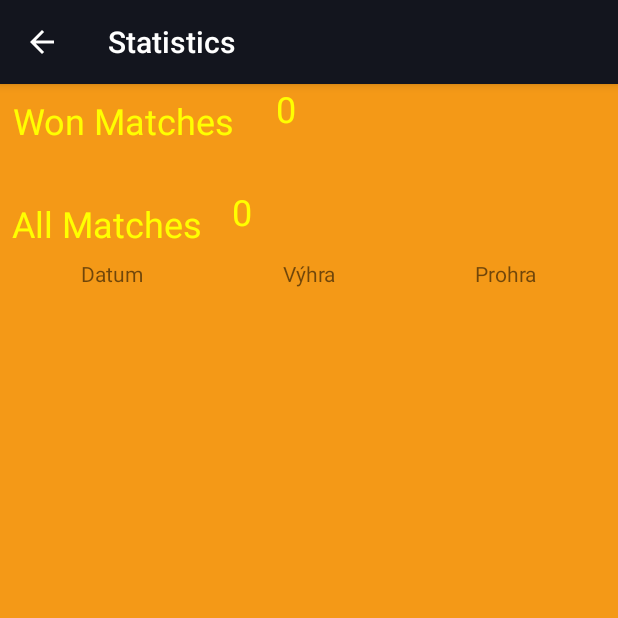
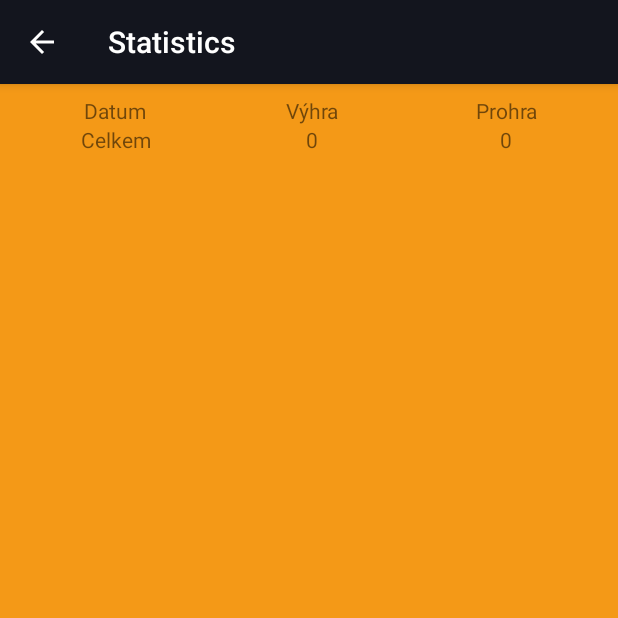
Before and after one commit to Spongebob971/TAMZ, an Android app: the Statistics screen opened directly, with no data from a screen before it, on a phone screen of 412 x 824 dp, the top half of it. Run offline under Robolectric (Android 15) with nearby library versions, the light colour scheme and no system bars.

Commit message:
StatisticsUpdate
change complete view and storage of values

```diff
--- a/app/src/main/java/com/example/janpy/chess/MenuActivities/Statistics.java
+++ b/app/src/main/java/com/example/janpy/chess/MenuActivities/Statistics.java
@@ -3,16 +3,25 @@ package com.example.janpy.chess.MenuActivities;
 import android.app.Activity;
 import android.content.Context;
 import android.content.SharedPreferences;
+import android.net.ParseException;
 import android.preference.PreferenceManager;
 import android.support.v7.app.AppCompatActivity;
 import android.os.Bundle;
 import android.util.Log;
+import android.view.Gravity;
 import android.widget.EditText;
+import android.widget.TableLayout;
+import android.widget.TableRow;
 import android.widget.TextView;
 
+import com.example.janpy.chess.Game;
 import com.example.janpy.chess.R;
 
 import org.w3c.dom.Text;
+
+import java.text.SimpleDateFormat;
+import java.util.Calendar;
+import java.util.Date;
 
 public class Statistics extends AppCompatActivity {
 
@@ -21,16 +30,67 @@ public class Statistics extends AppCompatActivity {
         super.onCreate(savedInstanceState);
         setContentView(R.layout.activity_statistics);
 
+
+        sharedPreferencesHandler();
+
+    }
+
+    private void sharedPreferencesHandler(){
+        TableLayout  tl = (TableLayout)findViewById(R.id.tableLayout);
         SharedPreferences sharedPref = getSharedPreferences("userInfo", Context.MODE_PRIVATE);
+
+        int size = sharedPref.getInt("sizeOfTableGame", 0);
+        Date myDate;
+        int win;
+        int lose;
+        SimpleDateFormat format = new SimpleDateFormat("dd/MM/yyyy");
+        for(int i=0;i<size;i++)
+        {
+            TableRow tr = new TableRow(this);
+            TextView textViewDate = new TextView(this);
+            TextView textViewWin = new TextView(this);
+            TextView textViewLose = new TextView(this);
+
+            textViewDate.setGravity(Gravity.CENTER);
+            textViewLose.setGravity(Gravity.CENTER);
+            textViewWin.setGravity(Gravity.CENTER);
+
+            myDate = new Date(sharedPref.getLong( "Date_" + i, 0));
+            win = sharedPref.getInt("Win_" + i, 0);
+            lose = sharedPref.getInt("Lose_" + i, 0);
+            try {
+                textViewDate.setText(format.format(myDate));
+            } catch (ParseException e) {
+                e.printStackTrace();
+            }
+            textViewWin.setText("" + win);
+            textViewLose.setText("" + lose);
+
+            tr.addView(textViewDate);
+            tr.addView(textViewWin);
+            tr.addView(textViewLose);
+            tl.addView(tr);
+        }
+
+        TableRow tr = new TableRow(this);
+        TextView textViewDate = new TextView(this);
+        TextView textViewWin = new TextView(this);
+        TextView textViewLose = new TextView(this);
+
+        textViewDate.setGravity(Gravity.CENTER);
+        textViewLose.setGravity(Gravity.CENTER);
+        textViewWin.setGravity(Gravity.CENTER);
 
         int amountOfGames = sharedPref.getInt("amountOfGames", 0);
         int amountOfWinGames = sharedPref.getInt("amountOfWinGames", 0);
 
-        TextView editTextAllGames = findViewById(R.id.textView22);
-        editTextAllGames.setText("" + amountOfGames);
+        textViewDate.setText("Celkem");
+        textViewWin.setText("" + amountOfWinGames);
+        textViewLose.setText("" + (amountOfGames - amountOfWinGames));
 
-        TextView editTextWinGames = findViewById(R.id.textView21);
-        editTextWinGames.setText("" + amountOfWinGames);
-
+        tr.addView(textViewDate);
+        tr.addView(textViewWin);
+        tr.addView(textViewLose);
+        tl.addView(tr);
     }
 }
--- a/app/src/main/res/layout/activity_statistics.xml
+++ b/app/src/main/res/layout/activity_statistics.xml
@@ -11,74 +11,23 @@
     tools:layout_editor_absoluteY="81dp">
 
 
-    <TextView
-        android:id="@+id/textView19"
-        android:layout_width="wrap_content"
-        android:layout_height="wrap_content"
-        android:layout_marginStart="8dp"
-        android:layout_marginTop="36dp"
-        android:text="All Matches"
-        android:textColor="@color/myColor"
-        android:textSize="24dp"
-        app:layout_constraintStart_toStartOf="parent"
-        app:layout_constraintTop_toBottomOf="@+id/textView20" />
-
-    <TextView
-        android:id="@+id/textView20"
-        android:layout_width="wrap_content"
-        android:layout_height="wrap_content"
-        android:layout_marginStart="8dp"
-        android:gravity="center"
-        android:layout_marginTop="8dp"
-        android:layout_marginBottom="76dp"
-        android:text="Won Matches"
-        android:textColor="@color/myColor"
-        android:textSize="24dp"
-        app:layout_constraintBottom_toTopOf="@+id/tableLayout"
-        app:layout_constraintStart_toStartOf="parent"
-        app:layout_constraintTop_toTopOf="parent" />
-
-    <TextView
-        android:id="@+id/textView21"
-        android:layout_width="wrap_content"
-        android:layout_height="wrap_content"
-        android:layout_marginStart="28dp"
-        android:text="0"
-        android:gravity="center"
-        android:textColor="@color/myColor"
-        android:textSize="24dp"
-        app:layout_constraintStart_toEndOf="@+id/textView20"
-        app:layout_constraintTop_toTopOf="parent" />
-
-    <TextView
-        android:id="@+id/textView22"
-        android:layout_width="wrap_content"
-        android:layout_height="wrap_content"
-        android:gravity="center"
-        android:layout_marginStart="20dp"
-        android:layout_marginTop="36dp"
-        android:text="0"
-        android:textColor="@color/myColor"
-        android:textSize="24dp"
-        app:layout_constraintStart_toEndOf="@+id/textView19"
-        app:layout_constraintTop_toBottomOf="@+id/textView21" />
-
     <TableLayout
         android:id="@+id/tableLayout"
-        android:stretchColumns="*"
         android:layout_width="0dp"
         android:layout_height="0dp"
         android:layout_marginStart="8dp"
+        android:layout_marginTop="8dp"
         android:layout_marginEnd="8dp"
         android:layout_marginBottom="8dp"
+        android:stretchColumns="*"
         app:layout_constraintBottom_toBottomOf="parent"
         app:layout_constraintEnd_toEndOf="parent"
         app:layout_constraintStart_toStartOf="parent"
-        app:layout_constraintTop_toBottomOf="@+id/textView20">
+        app:layout_constraintTop_toTopOf="parent">
 
         <TableRow
             android:layout_width="match_parent"
-            android:layout_height="match_parent" >
+            android:layout_height="match_parent">
 
             <TextView
                 android:id="@+id/textViewDate"
```
Also changed, not shown: app/src/main/java/com/example/janpy/chess/Game.java (+23 -30 lines), app/src/main/java/com/example/janpy/chess/entity/ChessBoard.java (+11 -0 lines).
